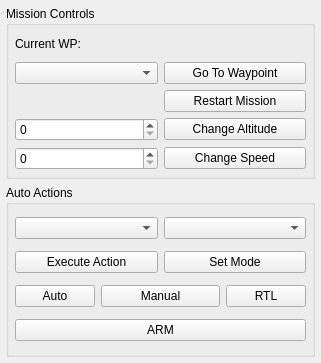
Above: src/ui/uas/UASActionsWidget.ui from ArduPilot/apm_planner before the change. Below: the same form after it.
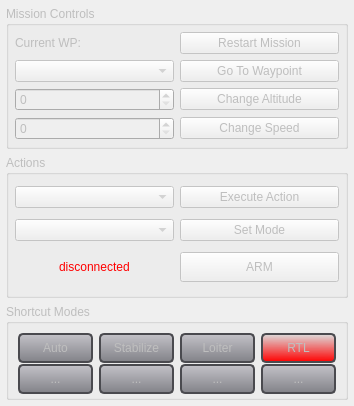
That is the form after the change.

Commit message: Improvements to the Quick Action View. Added Shortcut Action buttons that are easy to click and discover.

```diff
--- a/src/ui/uas/UASActionsWidget.ui
+++ b/src/ui/uas/UASActionsWidget.ui
@@ -6,8 +6,8 @@
    <rect>
     <x>0</x>
     <y>0</y>
-    <width>321</width>
-    <height>363</height>
+    <width>325</width>
+    <height>406</height>
    </rect>
   </property>
   <property name="windowTitle">
@@ -18,7 +18,16 @@
     <number>6</number>
    </property>
    <item>
-    <widget class="QGroupBox" name="groupBox">
+    <widget class="QGroupBox" name="missionGroupBox">
+     <property name="enabled">
+      <bool>false</bool>
+     </property>
+     <property name="maximumSize">
+      <size>
+       <width>16777215</width>
+       <height>180</height>
+      </size>
+     </property>
      <property name="title">
       <string>Mission Controls</string>
      </property>
@@ -26,38 +35,14 @@
       <property name="margin">
        <number>6</number>
       </property>
-      <item row="1" column="1">
+      <item row="4" column="1">
        <widget class="QPushButton" name="goToWaypointButton">
         <property name="text">
          <string>Go To Waypoint</string>
         </property>
        </widget>
       </item>
-      <item row="1" column="0">
-       <widget class="QComboBox" name="waypointListComboBox"/>
-      </item>
-      <item row="3" column="1">
-       <widget class="QPushButton" name="restartMissionButton">
-        <property name="text">
-         <string>Restart Mission</string>
-        </property>
-       </widget>
-      </item>
-      <item row="4" column="0" colspan="2">
-       <layout class="QHBoxLayout" name="horizontalLayout_2">
-        <item>
-         <widget class="QSpinBox" name="altitudeSpinBox"/>
-        </item>
-        <item>
-         <widget class="QPushButton" name="changeAltitudeButton">
-          <property name="text">
-           <string>Change Altitude</string>
-          </property>
-         </widget>
-        </item>
-       </layout>
-      </item>
-      <item row="5" column="0" colspan="2">
+      <item row="7" column="0" colspan="2">
        <layout class="QHBoxLayout" name="horizontalLayout">
         <item>
          <widget class="QSpinBox" name="speedSpinBox"/>
@@ -71,33 +56,122 @@
         </item>
        </layout>
       </item>
-      <item row="0" column="0">
+      <item row="6" column="0" colspan="2">
+       <layout class="QHBoxLayout" name="horizontalLayout_2">
+        <item>
+         <widget class="QSpinBox" name="altitudeSpinBox"/>
+        </item>
+        <item>
+         <widget class="QPushButton" name="changeAltitudeButton">
+          <property name="text">
+           <string>Change Altitude</string>
+          </property>
+         </widget>
+        </item>
+       </layout>
+      </item>
+      <item row="4" column="0">
+       <widget class="QComboBox" name="waypointListComboBox"/>
+      </item>
+      <item row="2" column="0">
        <widget class="QLabel" name="currentWaypointLabel">
         <property name="text">
          <string>Current WP:</string>
         </property>
        </widget>
       </item>
+      <item row="2" column="1">
+       <widget class="QPushButton" name="restartMissionButton">
+        <property name="text">
+         <string>Restart Mission</string>
+        </property>
+       </widget>
+      </item>
      </layout>
     </widget>
    </item>
    <item>
-    <widget class="QGroupBox" name="groupBox_2">
+    <widget class="QGroupBox" name="actionsGroupBox">
+     <property name="enabled">
+      <bool>false</bool>
+     </property>
+     <property name="sizePolicy">
+      <sizepolicy hsizetype="Preferred" vsizetype="Minimum">
+       <horstretch>0</horstretch>
+       <verstretch>0</verstretch>
+      </sizepolicy>
+     </property>
      <property name="title">
-      <string>Auto Actions</string>
+      <string>Actions</string>
      </property>
      <layout class="QGridLayout" name="gridLayout_2">
       <property name="margin">
        <number>6</number>
       </property>
+      <item row="2" column="2" colspan="2">
+       <widget class="QPushButton" name="armDisarmButton">
+        <property name="minimumSize">
+         <size>
+          <width>0</width>
+          <height>0</height>
+         </size>
+        </property>
+        <property name="maximumSize">
+         <size>
+          <width>16777215</width>
+          <height>30</height>
+         </size>
+        </property>
+        <property name="text">
+         <string>ARM</string>
+        </property>
+       </widget>
+      </item>
+      <item row="1" column="0" colspan="2">
+       <widget class="QComboBox" name="modeComboBox">
+        <property name="sizePolicy">
+         <sizepolicy hsizetype="Preferred" vsizetype="Fixed">
+          <horstretch>0</horstretch>
+          <verstretch>0</verstretch>
+         </sizepolicy>
+        </property>
+       </widget>
+      </item>
+      <item row="2" column="0" colspan="2" alignment="Qt::AlignHCenter">
+       <widget class="QLabel" name="armedStatuslabel">
+        <property name="sizePolicy">
+         <sizepolicy hsizetype="Preferred" vsizetype="Minimum">
+          <horstretch>0</horstretch>
+          <verstretch>0</verstretch>
+         </sizepolicy>
+        </property>
+        <property name="styleSheet">
+         <string notr="true">QLabel {
+	font: 75 14pt &quot;Lucida Grande&quot;;
+}</string>
+        </property>
+        <property name="text">
+         <string>&lt;html&gt;&lt;head/&gt;&lt;body&gt;&lt;p&gt;&lt;span style=&quot; color:#ff0000;&quot;&gt;disconnected&lt;/span&gt;&lt;/p&gt;&lt;/body&gt;&lt;/html&gt;</string>
+        </property>
+       </widget>
+      </item>
       <item row="0" column="0" colspan="2">
        <widget class="QComboBox" name="actionComboBox"/>
       </item>
       <item row="0" column="2" colspan="2">
-       <widget class="QComboBox" name="modeComboBox"/>
-      </item>
-      <item row="1" column="0" colspan="2">
        <widget class="QPushButton" name="exeActionButton">
+        <property name="minimumSize">
+         <size>
+          <width>0</width>
+          <height>0</height>
+         </size>
+        </property>
+        <property name="maximumSize">
+         <size>
+          <width>16777215</width>
+          <height>30</height>
+         </size>
+        </property>
         <property name="text">
          <string>Execute Action</string>
         </property>
@@ -105,37 +179,396 @@
       </item>
       <item row="1" column="2" colspan="2">
        <widget class="QPushButton" name="setModeButton">
+        <property name="minimumSize">
+         <size>
+          <width>0</width>
+          <height>0</height>
+         </size>
+        </property>
+        <property name="maximumSize">
+         <size>
+          <width>16777215</width>
+          <height>30</height>
+         </size>
+        </property>
         <property name="text">
          <string>Set Mode</string>
         </property>
        </widget>
       </item>
-      <item row="2" column="0">
+     </layout>
+    </widget>
+   </item>
+   <item>
+    <widget class="QGroupBox" name="shortcutGroupBox">
+     <property name="enabled">
+      <bool>false</bool>
+     </property>
+     <property name="minimumSize">
+      <size>
+       <width>0</width>
+       <height>0</height>
+      </size>
+     </property>
+     <property name="maximumSize">
+      <size>
+       <width>65000</width>
+       <height>96</height>
+      </size>
+     </property>
+     <property name="title">
+      <string>Shortcut Modes</string>
+     </property>
+     <layout class="QGridLayout" name="gridLayout_3">
+      <item row="0" column="0">
        <widget class="QPushButton" name="autoModeButton">
+        <property name="minimumSize">
+         <size>
+          <width>75</width>
+          <height>30</height>
+         </size>
+        </property>
+        <property name="maximumSize">
+         <size>
+          <width>75</width>
+          <height>30</height>
+         </size>
+        </property>
+        <property name="styleSheet">
+         <string notr="true">QPushButton {
+	border: 2px solid #4A4A4F;
+	border-radius: 5px;
+	padding-left: 10px;
+	padding-right: 10px;
+	background-color: qlineargradient(x1: 0, y1: 0, x2: 0, y2: 1, stop: 0 #C3C2C8, stop: 1 #828288);
+}
+
+QPushButton:checked {
+	background-color: rgb(0,255,0);
+}
+
+QPushButton:pressed {
+	background-color: rgb(0,255,0);
+}</string>
+        </property>
         <property name="text">
          <string>Auto</string>
         </property>
+        <property name="checkable">
+         <bool>true</bool>
+        </property>
+        <attribute name="buttonGroup">
+         <string notr="true">shortcutButtonGroup</string>
+        </attribute>
        </widget>
       </item>
-      <item row="2" column="1" colspan="2">
-       <widget class="QPushButton" name="manualModeButton">
+      <item row="0" column="1">
+       <widget class="QPushButton" name="stabilizeModeButton">
+        <property name="minimumSize">
+         <size>
+          <width>75</width>
+          <height>30</height>
+         </size>
+        </property>
+        <property name="maximumSize">
+         <size>
+          <width>75</width>
+          <height>30</height>
+         </size>
+        </property>
+        <property name="styleSheet">
+         <string notr="true">QPushButton {
+	border: 2px solid #4A4A4F;
+	border-radius: 5px;
+	padding-left: 10px;
+	padding-right: 10px;
+	background-color: qlineargradient(x1: 0, y1: 0, x2: 0, y2: 1, stop: 0 #C3C2C8, stop: 1 #828288);
+}
+
+QPushButton:checked {
+	background-color: rgb(0,255,0);
+}
+
+QPushButton:pressed {
+	background-color: rgb(0,255,0);
+}</string>
+        </property>
         <property name="text">
-         <string>Manual</string>
+         <string>Stabilize</string>
         </property>
+        <property name="checkable">
+         <bool>true</bool>
+        </property>
+        <attribute name="buttonGroup">
+         <string notr="true">shortcutButtonGroup</string>
+        </attribute>
        </widget>
       </item>
-      <item row="2" column="3">
+      <item row="0" column="2">
+       <widget class="QPushButton" name="loiterModeButton">
+        <property name="minimumSize">
+         <size>
+          <width>75</width>
+          <height>30</height>
+         </size>
+        </property>
+        <property name="maximumSize">
+         <size>
+          <width>75</width>
+          <height>16777215</height>
+         </size>
+        </property>
+        <property name="styleSheet">
+         <string notr="true">QPushButton {
+	border: 2px solid #4A4A4F;
+	border-radius: 5px;
+	padding-left: 10px;
+	padding-right: 10px;
+	background-color: qlineargradient(x1: 0, y1: 0, x2: 0, y2: 1, stop: 0 #C3C2C8, stop: 1 #828288);
+}
+
+QPushButton:checked {
+	background-color: rgb(0,255,0);
+}
+
+QPushButton:pressed {
+	background-color: rgb(0,255,0);
+}
+
+QPushButton:checked {
+	background-color: rgb(0,255,0);
+}
+
+QPushButton:pressed {
+	background-color: rgb(0,255,0);
+}
+</string>
+        </property>
+        <property name="text">
+         <string>Loiter</string>
+        </property>
+        <property name="checkable">
+         <bool>true</bool>
+        </property>
+        <attribute name="buttonGroup">
+         <string notr="true">shortcutButtonGroup</string>
+        </attribute>
+       </widget>
+      </item>
+      <item row="0" column="3">
        <widget class="QPushButton" name="rtlModeButton">
+        <property name="minimumSize">
+         <size>
+          <width>75</width>
+          <height>30</height>
+         </size>
+        </property>
+        <property name="maximumSize">
+         <size>
+          <width>75</width>
+          <height>30</height>
+         </size>
+        </property>
+        <property name="styleSheet">
+         <string notr="true">QPushButton {
+	border: 2px solid #4A4A4F;
+	border-radius: 5px;
+	padding-left: 10px;
+	padding-right: 10px;
+	background-color: qlineargradient(spread:pad, x1:0.507813, y1:1, x2:0.517, y2:0, stop:0 rgba(255, 0, 0, 255), stop:1 rgba(203, 205, 205, 124))
+}
+
+QPushButton:checked {
+	background-color: rgb(0,255,0);
+}
+
+QPushButton:pressed {
+	background-color: rgb(0,255,0);
+}
+
+</string>
+        </property>
         <property name="text">
          <string>RTL</string>
         </property>
+        <property name="checkable">
+         <bool>true</bool>
+        </property>
+        <attribute name="buttonGroup">
+         <string notr="true">shortcutButtonGroup</string>
+        </attribute>
        </widget>
       </item>
-      <item row="3" column="0" colspan="4">
-       <widget class="QPushButton" name="armDisarmButton">
+      <item row="1" column="0">
+       <widget class="QPushButton" name="opt1ModeButton">
+        <property name="minimumSize">
+         <size>
+          <width>75</width>
+          <height>30</height>
+         </size>
+        </property>
+        <property name="maximumSize">
+         <size>
+          <width>75</width>
+          <height>30</height>
+         </size>
+        </property>
+        <property name="styleSheet">
+         <string notr="true">QPushButton {
+	border: 2px solid #4A4A4F;
+	border-radius: 5px;
+	padding-left: 10px;
+	padding-right: 10px;
+	background-color: qlineargradient(x1: 0, y1: 0, x2: 0, y2: 1, stop: 0 #C3C2C8, stop: 1 #828288);
+}
+
+QPushButton:checked {
+	background-color: rgb(0,255,0);
+}
+
+QPushButton:pressed {
+	background-color: rgb(0,255,0);
+}
+</string>
+        </property>
         <property name="text">
-         <string>ARM</string>
+         <string>...</string>
         </property>
+        <property name="checkable">
+         <bool>true</bool>
+        </property>
+        <attribute name="buttonGroup">
+         <string notr="true">shortcutButtonGroup</string>
+        </attribute>
+       </widget>
+      </item>
+      <item row="1" column="1">
+       <widget class="QPushButton" name="opt2ModeButton">
+        <property name="minimumSize">
+         <size>
+          <width>75</width>
+          <height>30</height>
+         </size>
+        </property>
+        <property name="maximumSize">
+         <size>
+          <width>75</width>
+          <height>30</height>
+         </size>
+        </property>
+        <property name="styleSheet">
+         <string notr="true">QPushButton {
+	border: 2px solid #4A4A4F;
+	border-radius: 5px;
+	padding-left: 10px;
+	padding-right: 10px;
+	background-color: qlineargradient(x1: 0, y1: 0, x2: 0, y2: 1, stop: 0 #C3C2C8, stop: 1 #828288);
+}
+
+QPushButton:checked {
+	background-color: rgb(0,255,0);
+}
+
+QPushButton:pressed {
+	background-color: rgb(0,255,0);
+}
+</string>
+        </property>
+        <property name="text">
+         <string>...</string>
+        </property>
+        <property name="checkable">
+         <bool>true</bool>
+        </property>
+        <attribute name="buttonGroup">
+         <string notr="true">shortcutButtonGroup</string>
+        </attribute>
+       </widget>
+      </item>
+      <item row="1" column="2">
+       <widget class="QPushButton" name="opt3ModeButton">
+        <property name="minimumSize">
+         <size>
+          <width>75</width>
+          <height>30</height>
+         </size>
+        </property>
+        <property name="maximumSize">
+         <size>
+          <width>75</width>
+          <height>30</height>
+         </size>
+        </property>
+        <property name="styleSheet">
+         <string notr="true">QPushButton {
+	border: 2px solid #4A4A4F;
+	border-radius: 5px;
+	padding-left: 10px;
+	padding-right: 10px;
+	background-color: qlineargradient(x1: 0, y1: 0, x2: 0, y2: 1, stop: 0 #C3C2C8, stop: 1 #828288);
+}
+
+QPushButton:checked {
+	background-color: rgb(0,255,0);
+}
+
+QPushButton:pressed {
+	background-color: rgb(0,255,0);
+}
+</string>
+        </property>
+        <property name="text">
+         <string>...</string>
+        </property>
+        <property name="checkable">
+         <bool>true</bool>
+        </property>
+        <attribute name="buttonGroup">
+         <string notr="true">shortcutButtonGroup</string>
+        </attribute>
+       </widget>
+      </item>
+      <item row="1" column="3">
+       <widget class="QPushButton" name="opt4ModeButton">
+        <property name="minimumSize">
+         <size>
+          <width>75</width>
+          <height>30</height>
+         </size>
+        </property>
+        <property name="maximumSize">
+         <size>
+          <width>75</width>
+          <height>30</height>
+         </size>
+        </property>
+        <property name="styleSheet">
+         <string notr="true">QPushButton {
+	border: 2px solid #4A4A4F;
+	border-radius: 5px;
+	padding-left: 10px;
+	padding-right: 10px;
+	background-color: qlineargradient(x1: 0, y1: 0, x2: 0, y2: 1, stop: 0 #C3C2C8, stop: 1 #828288);
+}
+
+QPushButton:checked {
+	background-color: rgb(0,255,0);
+}
+
+QPushButton:pressed {
+	background-color: rgb(0,255,0);
+}
+</string>
+        </property>
+        <property name="text">
+         <string>...</string>
+        </property>
+        <property name="checkable">
+         <bool>true</bool>
+        </property>
+        <attribute name="buttonGroup">
+         <string notr="true">shortcutButtonGroup</string>
+        </attribute>
        </widget>
       </item>
      </layout>
```
Left out of the diff: 3 changed lines with no effect on the pictures. The commit also changes 3 other files.
